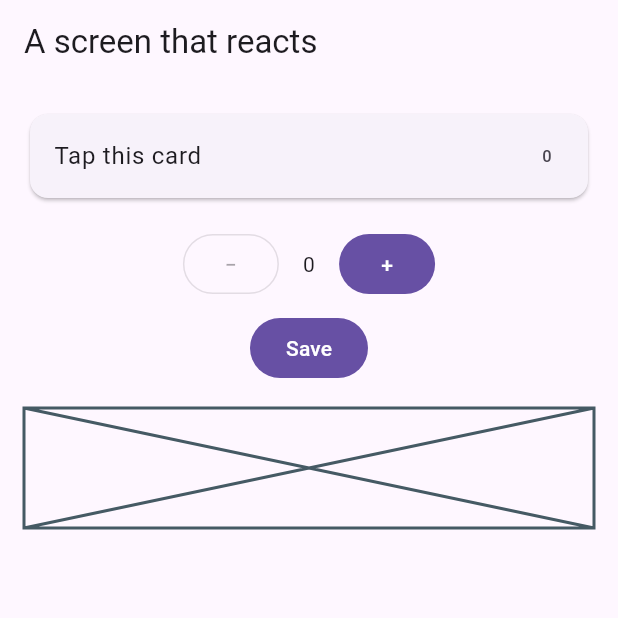
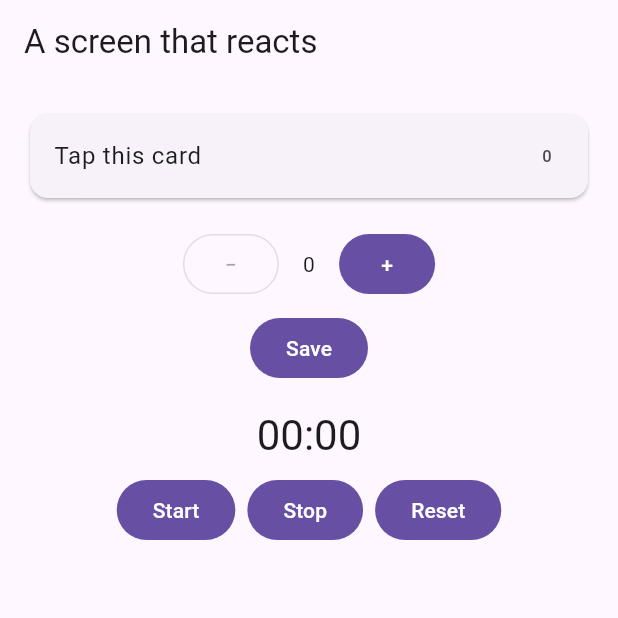
Before and after one commit to XXX1694/flutter-2026-abzal-serikbay, a Flutter app: the screen it shows after launch, on a phone screen of 412 x 824 dp, the top half of it. Run offline on Flutter 3.47's test engine with Material 3 defaults, Android fonts, the phone set to English and light mode, and no system bars.

Commit message:
practice4: stopwatch card

```diff
--- a/lib/week04/lib/stopwatch_card.dart
+++ b/lib/week04/lib/stopwatch_card.dart
@@ -1,8 +1,68 @@
+import 'dart:async';
+
 import 'package:flutter/material.dart';
 
-class StopwatchCard extends StatelessWidget {
+class StopwatchCard extends StatefulWidget {
   const StopwatchCard({super.key});
 
   @override
-  Widget build(BuildContext context) => const Placeholder(fallbackHeight: 80);
+  State<StopwatchCard> createState() => _StopwatchCardState();
 }
+
+class _StopwatchCardState extends State<StopwatchCard> {
+  int _seconds = 0;
+  Timer? _timer;
+
+  String get _formattedTime {
+    final minutes = (_seconds ~/ 60).toString().padLeft(2, '0');
+    final seconds = (_seconds % 60).toString().padLeft(2, '0');
+    return '$minutes:$seconds';
+  }
+
+  void _start() {
+    if (_timer != null) return;
+    _timer = Timer.periodic(const Duration(seconds: 1), (timer) {
+      setState(() {
+        _seconds++;
+      });
+    });
+  }
+
+  void _stop() {
+    _timer?.cancel();
+    _timer = null;
+  }
+
+  void _reset() {
+    _stop();
+    setState(() {
+      _seconds = 0;
+    });
+  }
+
+  @override
+  void dispose() {
+    _timer?.cancel();
+    super.dispose();
+  }
+
+  @override
+  Widget build(BuildContext context) {
+    return Column(
+      children: [
+        Text(_formattedTime, style: Theme.of(context).textTheme.headlineMedium),
+        const SizedBox(height: 8),
+        Row(
+          mainAxisAlignment: MainAxisAlignment.center,
+          children: [
+            FilledButton(onPressed: _start, child: const Text('Start')),
+            const SizedBox(width: 8),
+            FilledButton(onPressed: _stop, child: const Text('Stop')),
+            const SizedBox(width: 8),
+            FilledButton(onPressed: _reset, child: const Text('Reset')),
+          ],
+        ),
+      ],
+    );
+  }
+}
```
